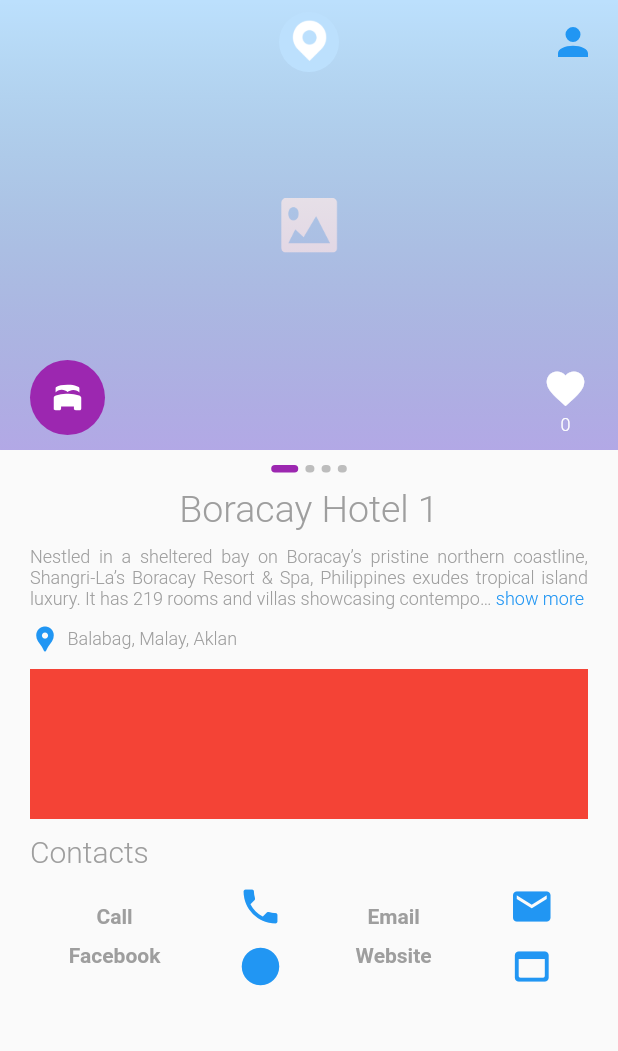
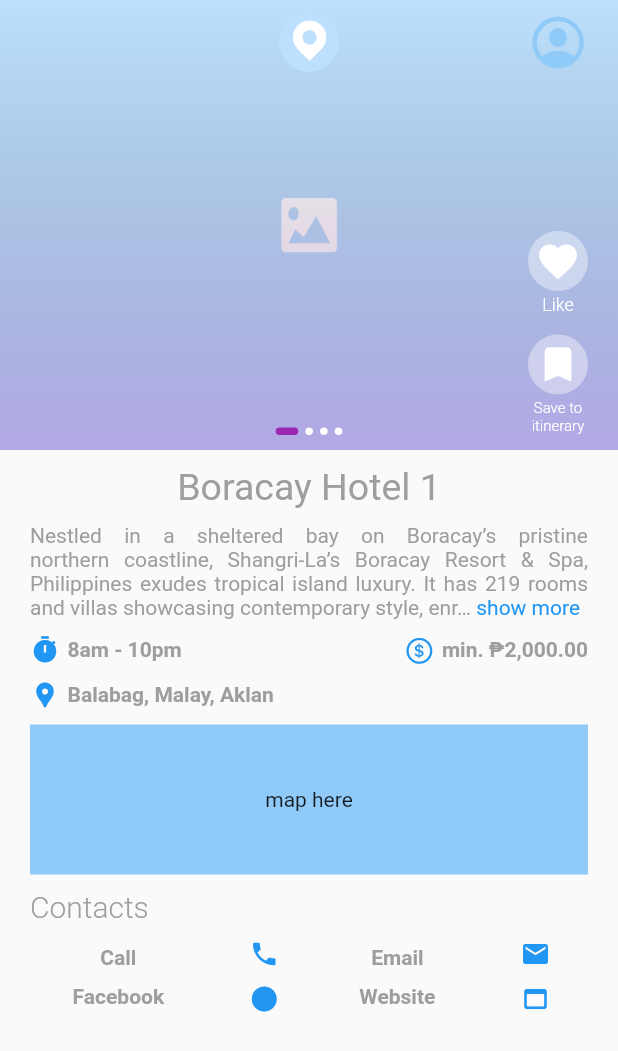
Before and after one commit to jhunanthony/bywayboracay, a Flutter app: the screen it shows after launch, on a phone screen of 412 x 824 dp. Shown: the top 1051 px of the screen. Run offline on Flutter 3.47's test engine with Material 2 defaults, Android fonts, the phone set to English and light mode, and no system bars; drawn by our look-alikes of expandable_text, smooth_page_indicator; our stand-ins replace bottom_navy_bar, flutter_svg, video_player.

Commit message:
edit details page

```diff
--- a/lib/helper/Utils.dart
+++ b/lib/helper/Utils.dart
@@ -34,7 +34,7 @@ class Utils {
                 itememail: "boracay@shangri-la.com",
                 itemwebsite:
                     "https://www.shangri-la.com/en/boracay/boracayresort/",
-                itemsocialmedia: "https://web.facebook.com/ShangriLaBoracay/",
+                itemsocialmedia: "https://web.facebook.com/ShangriLaBoracay",
                 itemlikes: 0,
                 itemsaves: 0,
                 itemrating: 0,
@@ -136,7 +136,7 @@ class Utils {
                 itememail: "boracay@shangri-la.com",
                 itemwebsite:
                     "https://www.shangri-la.com/en/boracay/boracayresort/",
-                itemsocialmedia: "https://web.facebook.com/ShangriLaBoracay/",
+                itemsocialmedia: "https://web.facebook.com/ShangriLaBoracay",
                 itemlikes: 200,
                 itemsaves: 0,
                 itemrating: 0,
--- a/lib/pages/DetailsPage.dart
+++ b/lib/pages/DetailsPage.dart
@@ -6,6 +6,7 @@ import 'package:flutter/material.dart';
 import 'package:smooth_page_indicator/smooth_page_indicator.dart';
 import 'package:expandable_text/expandable_text.dart';
 import 'package:url_launcher/url_launcher.dart';
+import 'package:http/http.dart';
 
 class DetailsPage extends StatefulWidget {
   //pass the values
@@ -34,6 +35,7 @@ class _DetailsPageState extends State<DetailsPage> {
                 Container(
                   height: 300,
                   width: MediaQuery.of(context).size.width,
+
                   //wrap with stack to overlay other components
                   child: ListView.builder(
                       controller: _imagepageController,
@@ -79,46 +81,82 @@ class _DetailsPageState extends State<DetailsPage> {
                         ]);
                       }),
                 ),
-                Positioned(
+                /*Positioned(
                     bottom: 10,
                     left: 20,
                     child: CategoryIcon(
                       iconName: widget.items.iconName,
                       color: widget.items.color,
                       size: 50,
-                    )),
+                    )),*/
+
+                //add like button
                 Positioned(
-                    bottom: 10,
+                    bottom: 90,
                     right: 20,
                     child: Column(children: [
                       //wrap with gesture detector
-                      Icon(
-                        Icons.favorite,
-                        color: Colors.white,
-                        size: 30,
+                      InkWell(
+                        splashColor: Colors.white,
+                        borderRadius: BorderRadius.circular(100),
+                        child: Container(
+                            height: 40,
+                            width: 40,
+                            decoration: BoxDecoration(
+                              shape: BoxShape.circle,
+                              color: Colors.white.withOpacity(0.4),
+                            ),
+                            child: Center(
+                              child: Icon(
+                                Icons.favorite,
+                                color: Colors.white,
+                                size: 30,
+                              ),
+                            )),
+                        onTap: () {},
                       ),
                       SizedBox(
                         height: 2,
                       ),
                       Text(
+                        'Like',
+                        style: TextStyle(
+                            fontSize: 12,
+                            color: Colors.white,
+                            fontWeight: FontWeight.w300),
+                      ),
+                      /*Text(
                         widget.items.likes.toString(),
                         style: TextStyle(
                             fontSize: 12,
                             color: Colors.white,
                             fontWeight: FontWeight.w300),
-                      ),
+                      ),*/
                     ])),
-                /*Positioned(
+                //add save button
+                Positioned(
                     bottom: 10,
-                    right: 10,
+                    right: 20,
                     child: Column(children: [
-                      IconButton(
-                        icon: Icon(
-                          Icons.bookmark,
-                          color: Colors.blue[200],
-                          size: 30,
+                      InkWell(
+                        splashColor: Colors.white,
+                        borderRadius: BorderRadius.circular(100),
+                        child: Container(
+                          height: 40,
+                          width: 40,
+                          decoration: BoxDecoration(
+                            shape: BoxShape.circle,
+                            color: Colors.white.withOpacity(0.4),
+                          ),
+                          child: Center(
+                            child: Icon(
+                              Icons.bookmark,
+                              color: Colors.white,
+                              size: 30,
+                            ),
+                          ),
                         ),
-                        onPressed: () {},
+                        onTap: () {},
                       ),
                       SizedBox(height: 3),
                       Text(
@@ -129,10 +167,27 @@ class _DetailsPageState extends State<DetailsPage> {
                             color: Colors.white,
                             fontWeight: FontWeight.w300),
                       ),
-                    ])),*/
+                    ])),
+                //page indicator
+                Positioned.fill(
+                  bottom: 10,
+                  child: Align(
+                    alignment: Alignment.bottomCenter,
+                    child: SmoothPageIndicator(
+                      controller: _imagepageController,
+                      count: widget.items.detailsimages.length,
+                      effect: ExpandingDotsEffect(
+                          activeDotColor: widget.items.color,
+                          dotColor: Colors.white,
+                          dotHeight: 5,
+                          dotWidth: 5,
+                          spacing: 4.8),
+                    ),
+                  ),
+                )
               ]),
               //show page indicator
-              Center(
+              /*Center(
                 child: Padding(
                   padding: EdgeInsets.only(top: 10, bottom: 5),
                   child: SmoothPageIndicator(
@@ -142,20 +197,20 @@ class _DetailsPageState extends State<DetailsPage> {
                         activeDotColor: widget.items.color,
                         dotColor: Colors.grey[400],
                         dotHeight: 5,
-                        dotWidth: 6,
+                        dotWidth: 5,
                         spacing: 4.8),
                   ),
                 ),
-              ),
-              //show name
+              ),*/
+              //show name of item
               Padding(
-                padding: EdgeInsets.only(top: 5, bottom: 5),
+                padding: EdgeInsets.only(top: 10, bottom: 5),
                 child: Text(
                   widget.items.name,
                   style: TextStyle(
                       fontSize: 25,
                       color: Colors.grey,
-                      fontWeight: FontWeight.w300),
+                      fontWeight: FontWeight.normal),
                 ),
               ),
               //Use EXapnding text widget
@@ -166,15 +221,58 @@ class _DetailsPageState extends State<DetailsPage> {
                   "       " + widget.items.description,
                   expandText: 'show more',
                   collapseText: 'show less',
-                  maxLines: 3,
+                  maxLines: 4,
                   linkColor: Colors.blue,
                   textAlign: TextAlign.justify,
                   style: TextStyle(
-                      fontSize: 12,
+                      fontSize: 14,
                       color: Colors.grey,
-                      fontWeight: FontWeight.w300),
+                      fontWeight: FontWeight.normal),
                 ),
               ),
+              Padding(
+                padding:
+                    EdgeInsets.only(left: 20, right: 20, top: 5, bottom: 5),
+                child: Row(
+                    mainAxisAlignment: MainAxisAlignment.spaceBetween,
+                    children: [
+                      Row(
+                        children: [
+                          Icon(
+                            Icons.timer,
+                            color: Colors.blue,
+                            size: 20,
+                          ),
+                          SizedBox(width: 5),
+                          Text(
+                            widget.items.opentime,
+                            style: TextStyle(
+                                fontSize: 14,
+                                color: Colors.grey,
+                                fontWeight: FontWeight.bold),
+                          ),
+                        ],
+                      ),
+                      Row(
+                        children: [
+                          Icon(
+                            CupertinoIcons.money_dollar_circle,
+                            color: Colors.blue,
+                            size: 20,
+                          ),
+                          SizedBox(width: 5),
+                          Text(
+                            'min. ₱' + widget.items.pricemin,
+                            style: TextStyle(
+                                fontSize: 14,
+                                color: Colors.grey,
+                                fontWeight: FontWeight.bold),
+                          ),
+                        ],
+                      ),
+                    ]),
+              ),
+
               //show location here
               Align(
                 alignment: Alignment.topLeft,
@@ -191,9 +289,9 @@ class _DetailsPageState extends State<DetailsPage> {
                       Text(
                         widget.items.address,
                         style: TextStyle(
-                            fontSize: 12,
+                            fontSize: 14,
                             color: Colors.grey,
-                            fontWeight: FontWeight.w300),
+                            fontWeight: FontWeight.bold),
                       ),
                     ],
                   ),
@@ -208,7 +306,10 @@ class _DetailsPageState extends State<DetailsPage> {
                     child: Container(
                         height: 100,
                         width: MediaQuery.of(context).size.width,
-                        color: Colors.red)),
+                        color: Colors.blue[200],
+                        child: Center(child:Text('map here',))
+
+                        )),
               ),
 
               //add contact information
@@ -264,7 +365,7 @@ class _DetailsPageState extends State<DetailsPage> {
                           borderRadius: BorderRadius.circular(100),
                           child: Icon(
                             Icons.phone,
-                            size: 30,
+                            size: 20,
                             color: Colors.blue,
                           ),
                           onTap: () async {
@@ -283,7 +384,7 @@ class _DetailsPageState extends State<DetailsPage> {
                             borderRadius: BorderRadius.circular(100),
                             child: Icon(
                               Icons.circle,
-                              size: 30,
+                              size: 20,
                               color: Colors.blue,
                             ),
                             onTap: () async {
@@ -322,7 +423,7 @@ class _DetailsPageState extends State<DetailsPage> {
                             borderRadius: BorderRadius.circular(100),
                             child: Icon(
                               Icons.email,
-                              size: 30,
+                              size: 20,
                               color: Colors.blue,
                             ),
                             onTap: () async {
@@ -342,7 +443,7 @@ class _DetailsPageState extends State<DetailsPage> {
                             borderRadius: BorderRadius.circular(100),
                             child: Icon(
                               Icons.web_asset_rounded,
-                              size: 30,
+                              size: 20,
                               color: Colors.blue,
                             ),
                             onTap: () async {
@@ -357,6 +458,9 @@ class _DetailsPageState extends State<DetailsPage> {
                     )
                   ],
                 ),
+              ),
+              SizedBox(
+                height: 100,
               )
             ],
           ),
--- a/lib/widgets/Navigation/TopNavBar.dart
+++ b/lib/widgets/Navigation/TopNavBar.dart
@@ -1,3 +1,4 @@
+import 'package:flutter/cupertino.dart';
 import 'package:flutter/material.dart';
 import 'package:flutter_svg/svg.dart';
 
@@ -47,11 +48,16 @@ class TopNavBarState extends State<TopNavBar> {
           visible: widget.showTopProfile,
           child: Container(
               margin: EdgeInsets.only(right: 20),
-              child: SvgPicture.asset('assets/icons/Profile.svg',
+              child: Icon(CupertinoIcons.profile_circled,
+                  size: 40, color: Colors.blue[200])
+
+              /*SvgPicture.asset('assets/icons/Profile.svg',
                   height: 20,
                   width: 20,
                   fit: BoxFit.contain,
-                  color: Colors.blue)),
+                  color: Colors.blue)*/
+
+              ),
         ),
 
         /*Visibility(
--- a/pubspec.yaml
+++ b/pubspec.yaml
@@ -40,6 +40,8 @@ dependencies:
   expandable_text: ^2.2.0
   #url luncher
   url_launcher: ^6.0.6
+  #to lunch http
+  http: ^0.13.3
 
 
 
```
Also changed, not shown: pubspec.lock.
